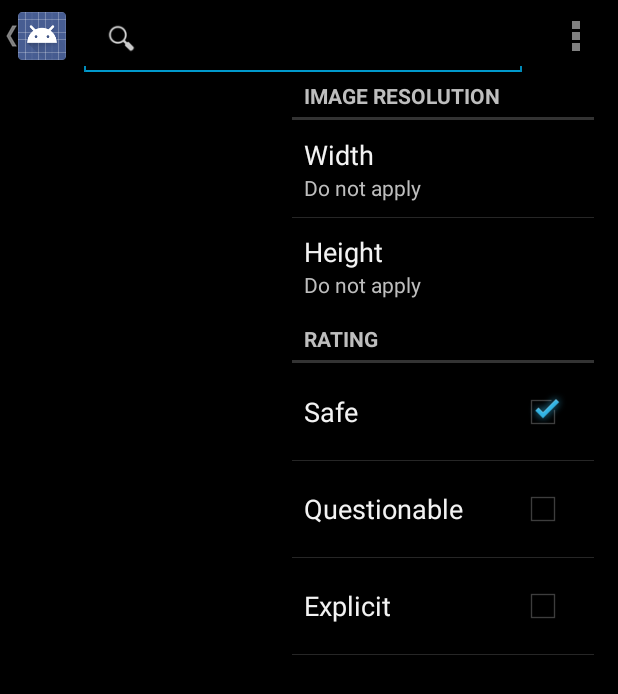
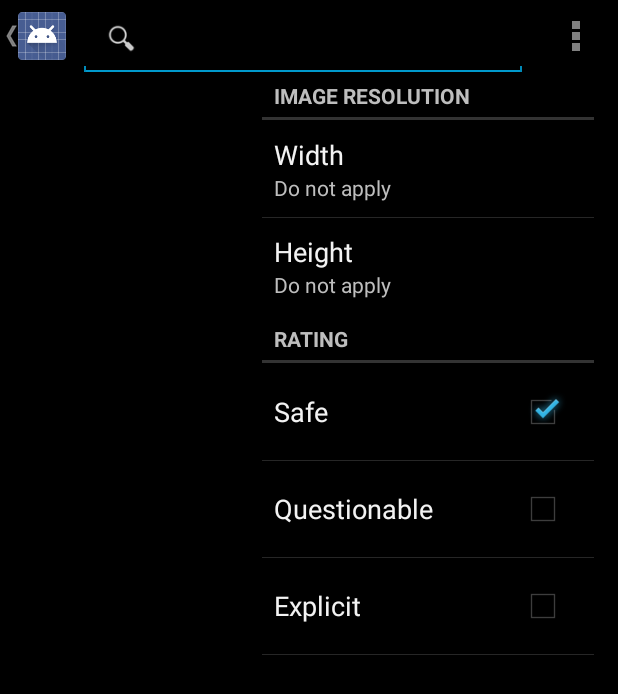
Before and after one commit to Palatis/danbooru-gallery-android, an Android app: the screen it shows after launch (PostListActivity), in the options menu, after a tap on "Filters", on a phone screen of 412 x 824 dp. Shown: the top 694 px of the screen. Run offline under Robolectric (Android 15) with nearby library versions, the phone set to English and light mode, and no system bars; our stand-ins replace Picasso; libraries missing offline, so code that uses them is left out: com.tonicartos.widget; pictures from the network do not load; 24 statements that could not run were skipped.

Commit message:
PostList: increase the width of the drawers

```diff
--- a/DanbooruGallery/src/main/res/layout/activity_post_list.xml
+++ b/DanbooruGallery/src/main/res/layout/activity_post_list.xml
@@ -38,7 +38,7 @@
     <!-- The navigation drawer -->
     <RelativeLayout
         android:id="@+id/left_drawer"
-        android:layout_width="260dp"
+        android:layout_width="280dp"
         android:layout_height="match_parent"
         android:layout_gravity="start|top">
         <ImageView
@@ -61,7 +61,7 @@
 
     <RelativeLayout
         android:id="@+id/right_drawer"
-        android:layout_width="240dp"
+        android:layout_width="260dp"
         android:layout_height="match_parent"
         android:layout_gravity="end|top">
         <ImageView
```
